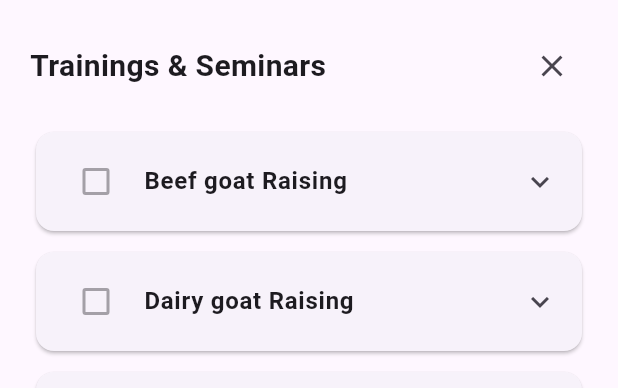
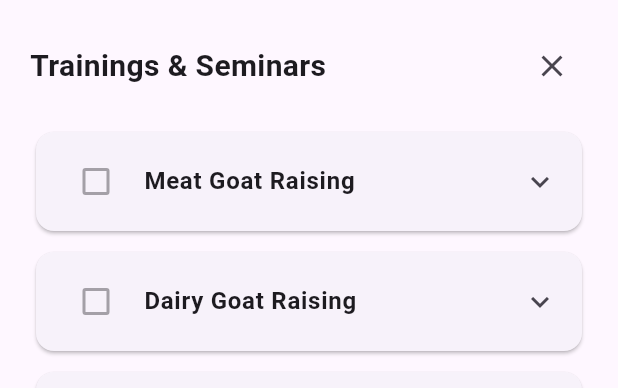
Before and after one commit to kaisachy/goat_tracer_app, a Flutter app: the TrainingsSeminarsModal widget shown alone on an empty page, opened directly with empty values, on a phone screen of 412 x 824 dp. Shown: the top 388 px of the screen. Run offline on Flutter 3.47's test engine with Material 3 defaults, Android fonts, the phone set to English and light mode, and no system bars; our stand-ins replace fl_chart, flutter_secure_storage, font_awesome_flutter, image_picker, open_filex; accounts and stored records are empty; network calls fail.

Commit message:
change Beef to Meat

```diff
--- a/lib/screens/nav/profile/modals/farm_details_modal.dart
+++ b/lib/screens/nav/profile/modals/farm_details_modal.dart
@@ -34,7 +34,7 @@ class _FarmDetailsModalState extends State<FarmDetailsModal> {
   late TextEditingController coopController;
   // farmLocationController removed - using structured address fields instead
   bool _isLoading = false;
-  final List<String> _farmTypeOptions = const ['Beef goat', 'Dairy goat'];
+  final List<String> _farmTypeOptions = const ['Meat Goat', 'Dairy Goat'];
   String? _selectedFarmType;
 
   final List<String> _farmLandAreaOptions = const [
--- a/lib/screens/nav/profile/modals/trainings_seminars_modal.dart
+++ b/lib/screens/nav/profile/modals/trainings_seminars_modal.dart
@@ -22,8 +22,8 @@ class TrainingsSeminarsModal extends StatefulWidget {
 class _TrainingsSeminarsModalState extends State<TrainingsSeminarsModal> {
   late Future<List<Map<String, dynamic>>> trainingFuture;
   final List<String> _options = const [
-    'Beef goat Raising',
-    'Dairy goat Raising',
+    'Meat Goat Raising',
+    'Dairy Goat Raising',
     'Feedlot Fattening',
     'Silage Making',
     'Slaughtering & Cutting',
```
